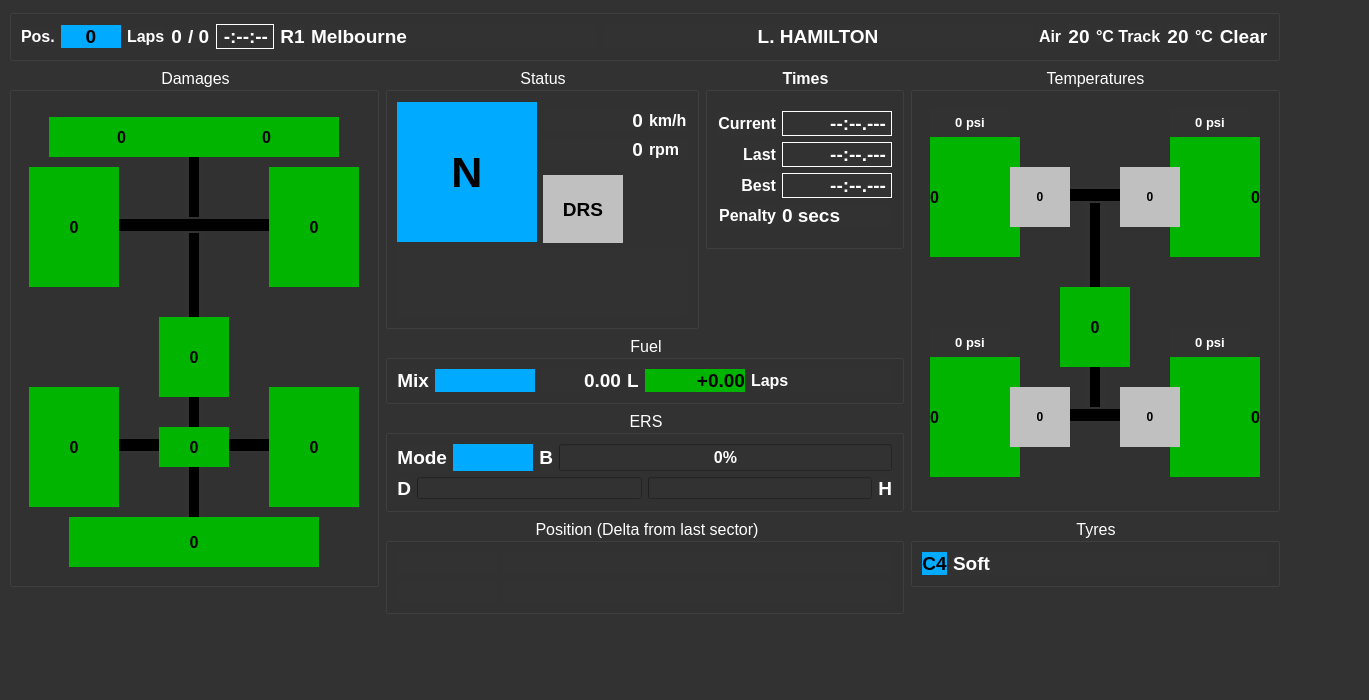
The window that src/F1Status.ui (titou10titou10/f1_dashboard) describes before a commit, drawn with Qt 5.
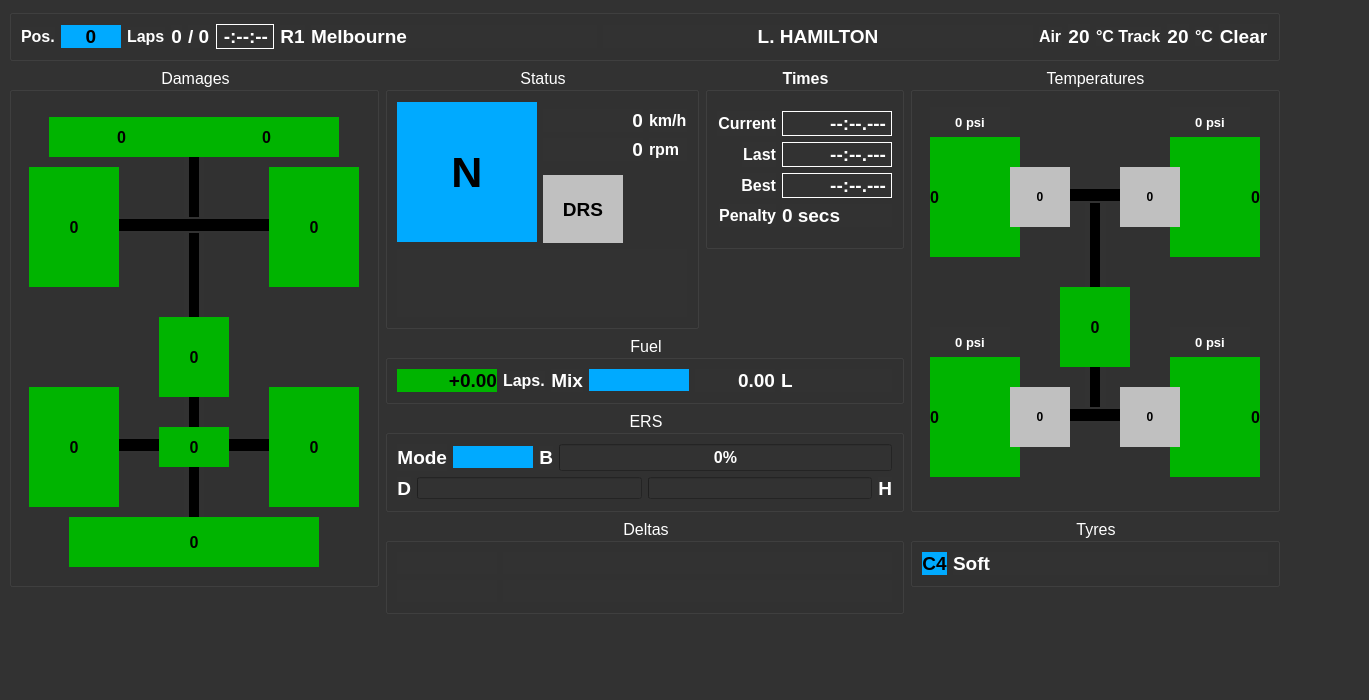
The same window after the commit.

Commit message: deltas for Qualif sessions

What changed in the file:
```diff
--- a/src/F1Status.ui
+++ b/src/F1Status.ui
@@ -165,7 +165,7 @@
        <item row="0" column="1">
         <widget class="QLabel" name="label_14">
          <property name="sizePolicy">
-          <sizepolicy hsizetype="Preferred" vsizetype="Preferred">
+          <sizepolicy hsizetype="Preferred" vsizetype="Fixed">
            <horstretch>0</horstretch>
            <verstretch>0</verstretch>
           </sizepolicy>
@@ -245,7 +245,7 @@
          <item>
           <widget class="QLabel" name="ers_mode">
            <property name="sizePolicy">
-            <sizepolicy hsizetype="Fixed" vsizetype="Preferred">
+            <sizepolicy hsizetype="Fixed" vsizetype="Fixed">
              <horstretch>0</horstretch>
              <verstretch>0</verstretch>
             </sizepolicy>
@@ -1124,7 +1124,66 @@
       <property name="alignment">
        <set>Qt::AlignCenter</set>
       </property>
-      <layout class="QHBoxLayout" name="horizontalLayout_3" stretch="0,0,0,0,1,0">
+      <layout class="QHBoxLayout" name="horizontalLayout_3" stretch="0,0,0,0,0,0">
+       <item>
+        <widget class="QLabel" name="car_fuel_laps">
+         <property name="sizePolicy">
+          <sizepolicy hsizetype="Fixed" vsizetype="Fixed">
+           <horstretch>0</horstretch>
+           <verstretch>0</verstretch>
+          </sizepolicy>
+         </property>
+         <property name="minimumSize">
+          <size>
+           <width>100</width>
+           <height>0</height>
+          </size>
+         </property>
+         <property name="font">
+          <font>
+           <pointsize>14</pointsize>
+           <weight>75</weight>
+           <bold>true</bold>
+          </font>
+         </property>
+         <property name="styleSheet">
+          <string notr="true">background-color: hsv(120, 255, 180);
+color: rgb(0, 0, 0);</string>
+         </property>
+         <property name="frameShape">
+          <enum>QFrame::NoFrame</enum>
+         </property>
+         <property name="text">
+          <string notr="true">+0.00</string>
+         </property>
+         <property name="alignment">
+          <set>Qt::AlignRight|Qt::AlignTrailing|Qt::AlignVCenter</set>
+         </property>
+        </widget>
+       </item>
+       <item>
+        <widget class="QLabel" name="label_6">
+         <property name="sizePolicy">
+          <sizepolicy hsizetype="Preferred" vsizetype="Fixed">
+           <horstretch>0</horstretch>
+           <verstretch>0</verstretch>
+          </sizepolicy>
+         </property>
+         <property name="font">
+          <font>
+           <pointsize>12</pointsize>
+           <weight>75</weight>
+           <bold>true</bold>
+          </font>
+         </property>
+         <property name="text">
+          <string>Laps.</string>
+         </property>
+         <property name="alignment">
+          <set>Qt::AlignLeading|Qt::AlignLeft|Qt::AlignVCenter</set>
+         </property>
+        </widget>
+       </item>
        <item>
         <widget class="QLabel" name="label_15">
          <property name="font">
@@ -1145,8 +1204,8 @@
        <item>
         <widget class="QLabel" name="fuel_mix">
          <property name="sizePolicy">
-          <sizepolicy hsizetype="Fixed" vsizetype="Preferred">
-           <horstretch>1</horstretch>
+          <sizepolicy hsizetype="Fixed" vsizetype="Fixed">
+           <horstretch>0</horstretch>
            <verstretch>0</verstretch>
           </sizepolicy>
          </property>
@@ -1184,7 +1243,7 @@
        <item>
         <widget class="QLabel" name="fuel_in_tank">
          <property name="sizePolicy">
-          <sizepolicy hsizetype="Fixed" vsizetype="Preferred">
+          <sizepolicy hsizetype="Fixed" vsizetype="Fixed">
            <horstretch>0</horstretch>
            <verstretch>0</verstretch>
           </sizepolicy>
@@ -1216,8 +1275,8 @@
        <item>
         <widget class="QLabel" name="label_5">
          <property name="sizePolicy">
-          <sizepolicy hsizetype="Fixed" vsizetype="Preferred">
-           <horstretch>0</horstretch>
+          <sizepolicy hsizetype="Preferred" vsizetype="Fixed">
+           <horstretch>1</horstretch>
            <verstretch>0</verstretch>
           </sizepolicy>
          </property>
@@ -1233,65 +1292,6 @@
          </property>
         </widget>
        </item>
-       <item>
-        <widget class="QLabel" name="car_fuel_laps">
-         <property name="sizePolicy">
-          <sizepolicy hsizetype="Fixed" vsizetype="Preferred">
-           <horstretch>0</horstretch>
-           <verstretch>0</verstretch>
-          </sizepolicy>
-         </property>
-         <property name="minimumSize">
-          <size>
-           <width>100</width>
-           <height>0</height>
-          </size>
-         </property>
-         <property name="font">
-          <font>
-           <pointsize>14</pointsize>
-           <weight>75</weight>
-           <bold>true</bold>
-          </font>
-         </property>
-         <property name="styleSheet">
-          <string notr="true">background-color: hsv(120, 255, 180);
-color: rgb(0, 0, 0);</string>
-         </property>
-         <property name="frameShape">
-          <enum>QFrame::NoFrame</enum>
-         </property>
-         <property name="text">
-          <string notr="true">+0.00</string>
-         </property>
-         <property name="alignment">
-          <set>Qt::AlignRight|Qt::AlignTrailing|Qt::AlignVCenter</set>
-         </property>
-        </widget>
-       </item>
-       <item>
-        <widget class="QLabel" name="label_6">
-         <property name="sizePolicy">
-          <sizepolicy hsizetype="Preferred" vsizetype="Preferred">
-           <horstretch>1</horstretch>
-           <verstretch>0</verstretch>
-          </sizepolicy>
-         </property>
-         <property name="font">
-          <font>
-           <pointsize>12</pointsize>
-           <weight>75</weight>
-           <bold>true</bold>
-          </font>
-         </property>
-         <property name="text">
-          <string>Laps</string>
-         </property>
-         <property name="alignment">
-          <set>Qt::AlignLeading|Qt::AlignLeft|Qt::AlignVCenter</set>
-         </property>
-        </widget>
-       </item>
       </layout>
      </widget>
     </item>
@@ -2549,7 +2549,7 @@
        </font>
       </property>
       <property name="title">
-       <string>Position (Delta from last sector)</string>
+       <string>Deltas</string>
       </property>
       <property name="alignment">
        <set>Qt::AlignCenter</set>
```
Left out of the diff: 10 changed lines with no effect on the pictures. The commit also changes 2 other files.
